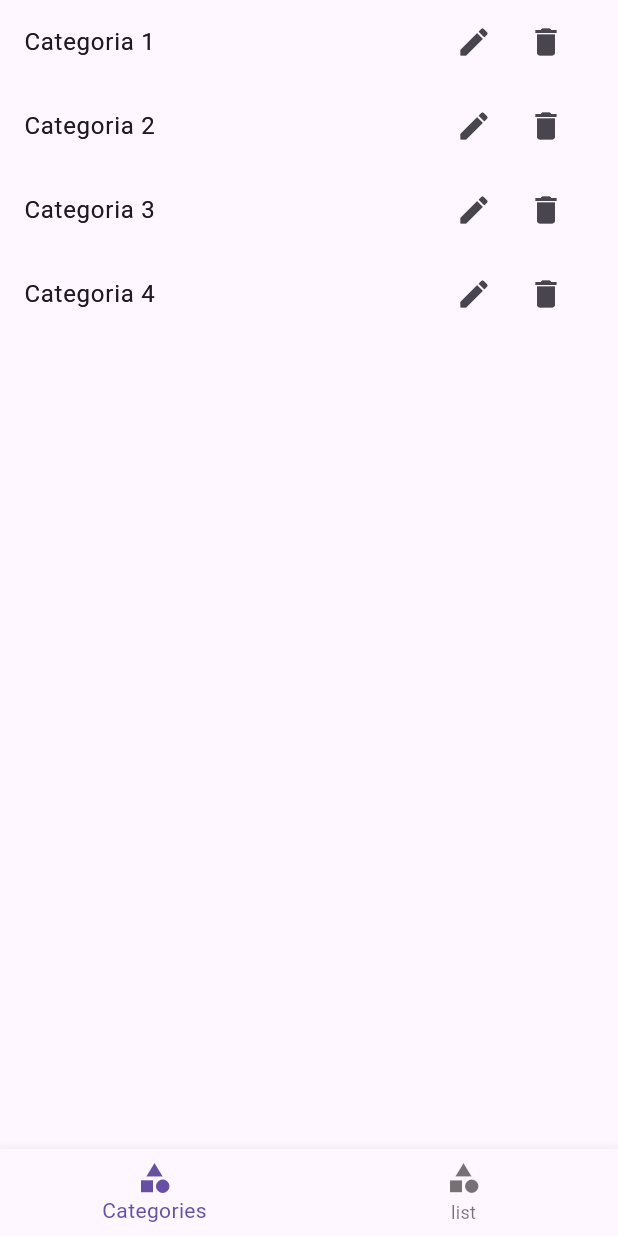
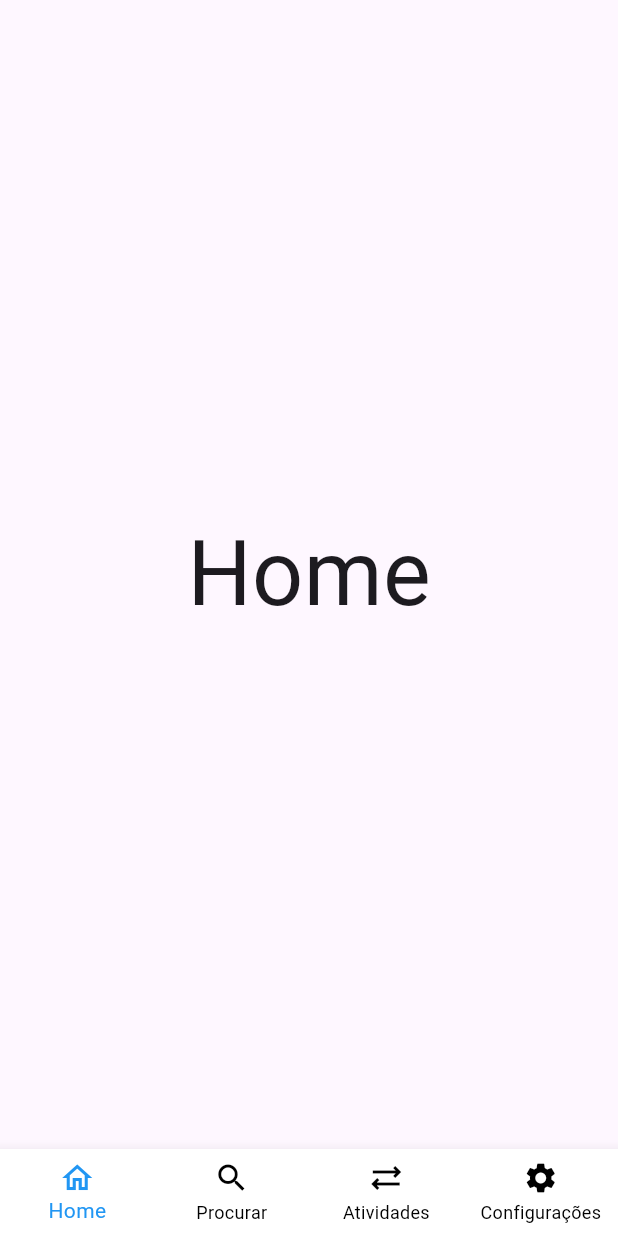
Before and after one commit to LeonardoViniciusBSantos/warehouse, a Flutter app: the screen it shows after launch, on a phone screen of 412 x 824 dp. Run offline on Flutter 3.47's test engine with Material 3 defaults, Android fonts, the phone set to English and light mode, and no system bars.

Commit message:
Criando a homeview com a NavBar em quatro partes

```diff
--- a/lib/main.dart
+++ b/lib/main.dart
@@ -3,6 +3,6 @@ import 'package:warehouse/pages/home.dart';
 
 void main() {
   runApp(const MaterialApp(
-    home: Home(),
+    home: HomeView(),
   ));
 }
--- a/lib/models/destination.dart
+++ /dev/null
@@ -1,9 +0,0 @@
-import 'package:flutter/material.dart';
-
-class Destination {
-  const Destination(this.index, this.title, this.icon, this.color);
-  final int index;
-  final String title;
-  final IconData icon;
-  final MaterialColor color;
-}
--- a/lib/pages/category_view.dart
+++ /dev/null
@@ -1,47 +0,0 @@
-import 'package:flutter/material.dart';
-
-class CategoryListScreen extends StatelessWidget {
-  @override
-  Widget build(BuildContext context) {
-    // Lista de categorias (substitua esta lista pelos dados reais)
-    List<String> categories = [
-      'Categoria 1',
-      'Categoria 2',
-      'Categoria 3',
-      'Categoria 4',
-    ];
-
-    return ListView.builder(
-      itemCount: categories.length,
-      itemBuilder: (context, index) {
-        String category = categories[index];
-        return ListTile(
-          title: Text(category),
-          trailing: Row(
-            mainAxisSize: MainAxisSize.min,
-            children: [
-              IconButton(
-                icon: Icon(Icons.edit),
-                onPressed: () {
-                  // Implemente a lógica para editar a categoria
-                  print('Editar categoria: $category');
-                },
-              ),
-              IconButton(
-                icon: Icon(Icons.delete),
-                onPressed: () {
-                  // Implemente a lógica para excluir a categoria
-                  print('Excluir categoria: $category');
-                },
-              ),
-            ],
-          ),
-          onTap: () {
-            // Implemente a lógica para exibir os detalhes da categoria
-            print('Detalhes da categoria: $category');
-          },
-        );
-      },
-    );
-  }
-}
--- a/lib/pages/home.dart
+++ b/lib/pages/home.dart
@@ -1,62 +1,65 @@
 import 'package:flutter/material.dart';
-import 'package:warehouse/models/destination.dart';
-import 'package:warehouse/widgets/destination_view.dart';
 
-class Home extends StatefulWidget {
-  const Home({Key? key}) : super(key: key);
+class HomeView extends StatefulWidget {
+  const HomeView({super.key});
 
   @override
-  _HomeState createState() => _HomeState();
+  State<HomeView> createState() => _HomeViewState();
 }
 
-class _HomeState extends State<Home> with TickerProviderStateMixin {
-  static const List<Destination> allDestinations = <Destination>[
-    Destination(0, 'Categories', Icons.category, Colors.teal),
-    Destination(1, 'list', Icons.category, Colors.teal),
-    // Adicione outros destinos conforme necessário
+class _HomeViewState extends State<HomeView> {
+  int currentIndex = 0;
+  final screens = [
+    Center(
+      child: Text("Home", style: TextStyle(fontSize: 60)),
+    ),
+    Center(
+      child: Text("Categorias", style: TextStyle(fontSize: 60)),
+    ),
+    Center(
+      child: Text("Atividades", style: TextStyle(fontSize: 60)),
+    ),
+    Center(
+      child: Text("Configurações", style: TextStyle(fontSize: 60)),
+    ),
   ];
-
-  late final List<GlobalKey<NavigatorState>> navigatorKeys;
-  int selectedIndex = 0;
-
-  @override
-  void initState() {
-    super.initState();
-    navigatorKeys = List<GlobalKey<NavigatorState>>.generate(
-      allDestinations.length,
-          (int index) => GlobalKey(),
-    ).toList();
-  }
 
   @override
   Widget build(BuildContext context) {
     return Scaffold(
-      body: SafeArea(
-        top: false,
-        child: Stack(
-          fit: StackFit.expand,
-          children: [
-            for (final Destination destination in allDestinations)
-              DestinationView(
-                destination: destination,
-                navigatorKey: navigatorKeys[destination.index],
-              ),
-          ],
-        ),
+      body: IndexedStack(
+        index: currentIndex,
+        children: screens,
       ),
       bottomNavigationBar: BottomNavigationBar(
-        currentIndex: selectedIndex,
-        onTap: (int index) {
-          setState(() {
-            selectedIndex = index;
-          });
-        },
-        items: allDestinations.map((Destination destination) {
-          return BottomNavigationBarItem(
-            icon: Icon(destination.icon),
-            label: destination.title,
-          );
-        }).toList(),
+        type: BottomNavigationBarType.fixed,
+        onTap: (index) => setState(() => currentIndex = index),
+        currentIndex: currentIndex,
+        backgroundColor: Colors.white,
+        selectedItemColor: Colors.blue,
+        unselectedItemColor: Colors.black,
+        items: [
+          BottomNavigationBarItem(
+            icon: Icon(Icons.home_outlined),
+            label: 'Home',
+            backgroundColor: Colors.amber,
+          ),
+          BottomNavigationBarItem(
+            icon: Icon(Icons.search_outlined),
+            label: 'Procurar',
+            backgroundColor: Colors.orange,
+          ),
+          BottomNavigationBarItem(
+            icon: Icon(Icons.sync_alt_outlined),
+            label: 'Atividades',
+            backgroundColor: Colors.red,
+          ),
+          BottomNavigationBarItem(
+            icon: Icon(Icons.settings),
+            label: 'Configurações',
+            backgroundColor: Colors.blue,
+          ),
+        ],
       ),
     );
   }
--- a/lib/widgets/destination_view.dart
+++ /dev/null
@@ -1,46 +0,0 @@
-import 'package:flutter/material.dart';
-import 'package:warehouse/pages/category_view.dart';
-import 'package:warehouse/pages/list_page.dart';
-import 'package:warehouse/pages/root_page.dart';
-import 'package:warehouse/pages/text_page.dart';
-import 'package:warehouse/models/destination.dart';
-
-class DestinationView extends StatefulWidget {
-  const DestinationView({
-    Key? key,
-    required this.destination,
-    required this.navigatorKey,
-  }) : super(key: key);
-
-  final Destination destination;
-  final GlobalKey<NavigatorState> navigatorKey;
-
-  @override
-  State<DestinationView> createState() => _DestinationViewState();
-}
-
-class _DestinationViewState extends State<DestinationView> {
-  @override
-  Widget build(BuildContext context) {
-    return Navigator(
-      key: widget.navigatorKey,
-      onGenerateRoute: (RouteSettings settings) {
-        return MaterialPageRoute<void>(
-          settings: settings,
-          builder: (BuildContext context) {
-            switch (settings.name) {
-              case '/':
-                return CategoryListScreen();
-              case '/list':
-                return TextPage(destination: widget.destination);
-              case '/text':
-                return TextPage(destination: widget.destination);
-              default:
-                return const SizedBox();
-            }
-          },
-        );
-      },
-    );
-  }
-}
```
Also changed, not shown: lib/pages/list_page.dart (deleted, +0 -58 lines), lib/pages/root_page.dart (deleted, +0 -97 lines), lib/pages/text_page.dart (deleted, +0 -61 lines), lib/widgets/navigation_bar.dart (deleted, +0 -39 lines), lib/widgets/navigator_pop_handler.dart (deleted, +0 -39 lines).
